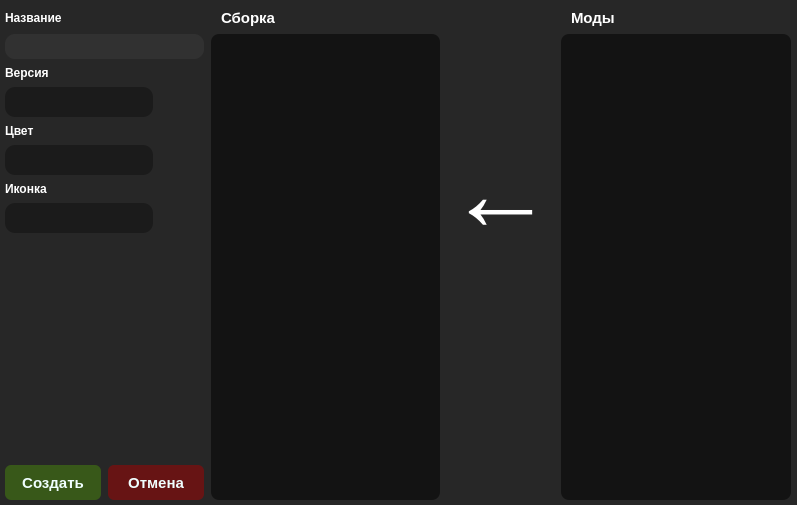
Above: assembly.ui from 69BooM96/Launcher before the change. Below: the same form after it.
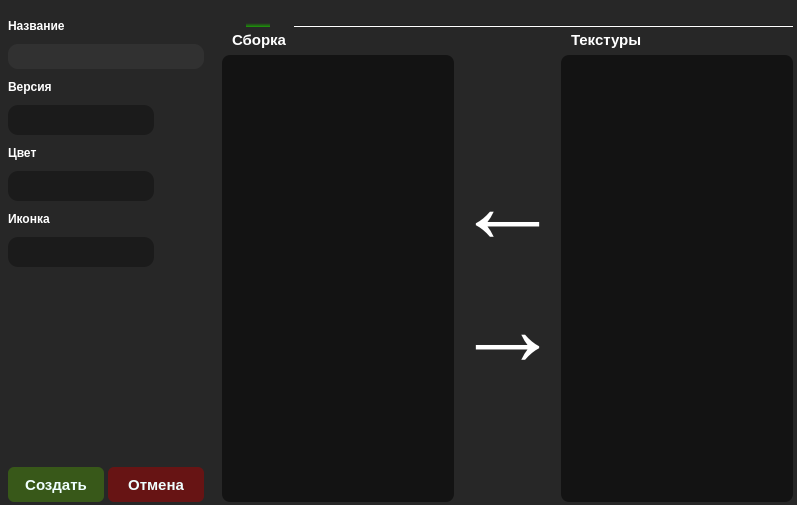
That is the form after the change. The open tabs and pages were chosen to show the change. Icons and pictures are not drawn.

The edit to the form file:
```diff
--- a/assembly.ui
+++ b/assembly.ui
@@ -20,21 +20,71 @@
   <widget class="QWidget" name="centralwidget">
    <layout class="QGridLayout" name="gridLayout">
     <property name="leftMargin">
+     <number>2</number>
+    </property>
+    <property name="topMargin">
+     <number>1</number>
+    </property>
+    <property name="rightMargin">
+     <number>4</number>
+    </property>
+    <property name="bottomMargin">
+     <number>3</number>
+    </property>
+    <property name="horizontalSpacing">
      <number>5</number>
     </property>
+    <property name="verticalSpacing">
+     <number>0</number>
+    </property>
+    <item row="0" column="2">
+     <widget class="QTabWidget" name="tabWidget">
+      <property name="styleSheet">
+       <string notr="true">QTabBar {
+	background-color: rgb(39, 39, 39);     
+}
+QTabBar::tab {
+	background-color: rgb(39, 39, 39);
+    color: rgb(200, 187, 179);
+}
+QTabBar::tab:selected {
+    background-color: rgb(39, 39, 39);
+	color: rgb(249, 249, 249);
+	background-color: qlineargradient(spread:pad, x1:0, y1:1, stop:0.01 rgb(30, 147, 10), stop:0.15 rgba(255, 255, 255, 0));
+}</string>
+      </property>
+      <property name="currentIndex">
+       <number>2</number>
+      </property>
+      <property name="iconSize">
+       <size>
+        <width>24</width>
+        <height>24</height>
+       </size>
+      </property>
+      <property name="documentMode">
+       <bool>true</bool>
+      </property>
+      <widget class="QWidget" name="tab">
+       <attribute name="icon">
+        <iconset>
+         <normalon>res/version.png</normalon>
+        </iconset>
+       </attribute>
+       <attribute name="title">
+        <string/>
+       </attribute>
+       <layout class="QGridLayout" name="gridLayout_2">
+        <property name="leftMargin">
+         <number>0</number>
+        </property>
     <property name="topMargin">
-     <number>9</number>
+         <number>4</number>
     </property>
     <property name="rightMargin">
      <number>6</number>
     </property>
-    <property name="bottomMargin">
-     <number>5</number>
-    </property>
-    <property name="spacing">
-     <number>7</number>
-    </property>
-    <item row="0" column="3">
+        <item row="0" column="0">
      <widget class="QLabel" name="label_7">
       <property name="font">
        <font>
@@ -54,52 +104,26 @@
       </property>
      </widget>
     </item>
-    <item row="1" column="0" colspan="3">
-     <widget class="QLineEdit" name="lineEdit">
-      <property name="minimumSize">
-       <size>
-        <width>0</width>
-        <height>25</height>
-       </size>
+        <item row="0" column="1" rowspan="2">
+         <widget class="QLabel" name="label">
+          <property name="enabled">
+           <bool>true</bool>
       </property>
       <property name="font">
        <font>
-        <pointsize>10</pointsize>
-        <weight>75</weight>
-        <bold>true</bold>
-       </font>
-      </property>
-      <property name="styleSheet">
-       <string notr="true">background-color: rgba(49, 49, 49);
-border-radius: 10px;
-color: rgb(230, 230, 230);</string>
-      </property>
-      <property name="text">
-       <string/>
-      </property>
-      <property name="alignment">
-       <set>Qt::AlignCenter</set>
-      </property>
-     </widget>
-    </item>
-    <item row="0" column="0" colspan="3">
-     <widget class="QLabel" name="label_3">
-      <property name="font">
-       <font>
-        <pointsize>9</pointsize>
-        <weight>75</weight>
-        <bold>true</bold>
+            <pointsize>80</pointsize>
        </font>
       </property>
       <property name="styleSheet">
        <string notr="true">color: rgb(255, 255, 255);</string>
       </property>
       <property name="text">
-       <string>Название</string>
+           <string>←
+→</string>
       </property>
      </widget>
     </item>
-    <item row="0" column="5">
+        <item row="0" column="2">
      <widget class="QLabel" name="label_6">
       <property name="font">
        <font>
@@ -112,6 +136,244 @@
        <string notr="true">color: rgb(255, 255, 255);</string>
       </property>
       <property name="text">
+           <string>Шейдеры</string>
+          </property>
+          <property name="indent">
+           <number>10</number>
+          </property>
+         </widget>
+        </item>
+        <item row="1" column="0">
+         <widget class="QListWidget" name="listWidget_2">
+          <property name="font">
+           <font>
+            <weight>75</weight>
+            <bold>true</bold>
+           </font>
+          </property>
+          <property name="styleSheet">
+           <string notr="true">background-color: rgb(0, 0, 0, 130);
+color: rgb(240, 255, 255);
+border-radius: 8px;</string>
+          </property>
+         </widget>
+        </item>
+        <item row="1" column="2">
+         <widget class="QListWidget" name="listWidget">
+          <property name="font">
+           <font>
+            <weight>75</weight>
+            <bold>true</bold>
+           </font>
+          </property>
+          <property name="styleSheet">
+           <string notr="true">background-color: rgb(0, 0, 0, 130);
+color: rgb(240, 255, 255);
+border-radius: 8px;</string>
+          </property>
+         </widget>
+        </item>
+       </layout>
+      </widget>
+      <widget class="QWidget" name="tab_2">
+       <attribute name="icon">
+        <iconset>
+         <normalon>res/version2.png</normalon>
+        </iconset>
+       </attribute>
+       <attribute name="title">
+        <string/>
+       </attribute>
+       <layout class="QGridLayout" name="gridLayout_3">
+        <property name="leftMargin">
+         <number>0</number>
+        </property>
+        <property name="topMargin">
+         <number>4</number>
+        </property>
+        <property name="rightMargin">
+         <number>0</number>
+        </property>
+        <property name="bottomMargin">
+         <number>0</number>
+        </property>
+        <property name="horizontalSpacing">
+         <number>0</number>
+        </property>
+        <property name="verticalSpacing">
+         <number>6</number>
+        </property>
+        <item row="0" column="0">
+         <widget class="QLabel" name="label_9">
+          <property name="font">
+           <font>
+            <pointsize>11</pointsize>
+            <weight>75</weight>
+            <bold>true</bold>
+           </font>
+          </property>
+          <property name="styleSheet">
+           <string notr="true">color: rgb(255, 255, 255);</string>
+          </property>
+          <property name="text">
+           <string>Сборка</string>
+          </property>
+          <property name="indent">
+           <number>10</number>
+          </property>
+         </widget>
+        </item>
+        <item row="0" column="1" rowspan="2">
+         <widget class="QLabel" name="label_8">
+          <property name="enabled">
+           <bool>true</bool>
+          </property>
+          <property name="font">
+           <font>
+            <pointsize>80</pointsize>
+           </font>
+          </property>
+          <property name="styleSheet">
+           <string notr="true">color: rgb(255, 255, 255);</string>
+          </property>
+          <property name="text">
+           <string>←
+→</string>
+          </property>
+         </widget>
+        </item>
+        <item row="0" column="2">
+         <widget class="QLabel" name="label_10">
+          <property name="font">
+           <font>
+            <pointsize>11</pointsize>
+            <weight>75</weight>
+            <bold>true</bold>
+           </font>
+          </property>
+          <property name="styleSheet">
+           <string notr="true">color: rgb(255, 255, 255);</string>
+          </property>
+          <property name="text">
+           <string>Текстуры</string>
+          </property>
+          <property name="indent">
+           <number>10</number>
+          </property>
+         </widget>
+        </item>
+        <item row="1" column="0">
+         <widget class="QListWidget" name="listWidget_4">
+          <property name="font">
+           <font>
+            <weight>75</weight>
+            <bold>true</bold>
+           </font>
+          </property>
+          <property name="styleSheet">
+           <string notr="true">background-color: rgb(0, 0, 0, 130);
+color: rgb(240, 255, 255);
+border-radius: 8px;</string>
+          </property>
+         </widget>
+        </item>
+        <item row="1" column="2">
+         <widget class="QListWidget" name="listWidget_3">
+          <property name="font">
+           <font>
+            <weight>75</weight>
+            <bold>true</bold>
+           </font>
+          </property>
+          <property name="styleSheet">
+           <string notr="true">background-color: rgb(0, 0, 0, 130);
+color: rgb(240, 255, 255);
+border-radius: 8px;</string>
+          </property>
+         </widget>
+        </item>
+       </layout>
+      </widget>
+      <widget class="QWidget" name="tab_3">
+       <attribute name="icon">
+        <iconset>
+         <normalon>res/curseforge.png</normalon>
+        </iconset>
+       </attribute>
+       <attribute name="title">
+        <string/>
+       </attribute>
+       <layout class="QGridLayout" name="gridLayout_4">
+        <property name="leftMargin">
+         <number>0</number>
+        </property>
+        <property name="topMargin">
+         <number>4</number>
+        </property>
+        <property name="rightMargin">
+         <number>0</number>
+        </property>
+        <property name="bottomMargin">
+         <number>0</number>
+        </property>
+        <property name="horizontalSpacing">
+         <number>0</number>
+        </property>
+        <property name="verticalSpacing">
+         <number>6</number>
+        </property>
+        <item row="0" column="0">
+         <widget class="QLabel" name="label_12">
+          <property name="font">
+           <font>
+            <pointsize>11</pointsize>
+            <weight>75</weight>
+            <bold>true</bold>
+           </font>
+          </property>
+          <property name="styleSheet">
+           <string notr="true">color: rgb(255, 255, 255);</string>
+          </property>
+          <property name="text">
+           <string>Сборка</string>
+          </property>
+          <property name="indent">
+           <number>10</number>
+          </property>
+         </widget>
+        </item>
+        <item row="0" column="1" rowspan="2">
+         <widget class="QLabel" name="label_11">
+          <property name="enabled">
+           <bool>true</bool>
+          </property>
+          <property name="font">
+           <font>
+            <pointsize>80</pointsize>
+           </font>
+          </property>
+          <property name="styleSheet">
+           <string notr="true">color: rgb(255, 255, 255);</string>
+          </property>
+          <property name="text">
+           <string>←
+→</string>
+          </property>
+         </widget>
+        </item>
+        <item row="0" column="2">
+         <widget class="QLabel" name="label_13">
+          <property name="font">
+           <font>
+            <pointsize>11</pointsize>
+            <weight>75</weight>
+            <bold>true</bold>
+           </font>
+          </property>
+          <property name="styleSheet">
+           <string notr="true">color: rgb(255, 255, 255);</string>
+          </property>
+          <property name="text">
        <string>Моды</string>
       </property>
       <property name="indent">
@@ -119,8 +381,14 @@
       </property>
      </widget>
     </item>
-    <item row="1" column="3" rowspan="9">
-     <widget class="QListView" name="listView_2">
+        <item row="1" column="0">
+         <widget class="QListWidget" name="listWidget_6">
+          <property name="font">
+           <font>
+            <weight>75</weight>
+            <bold>true</bold>
+           </font>
+          </property>
       <property name="styleSheet">
        <string notr="true">background-color: rgb(0, 0, 0, 130);
 color: rgb(240, 255, 255);
@@ -128,36 +396,40 @@
       </property>
      </widget>
     </item>
-    <item row="0" column="4" rowspan="10">
-     <widget class="QLabel" name="label">
-      <property name="enabled">
-       <bool>true</bool>
-      </property>
+        <item row="1" column="2">
+         <widget class="QListWidget" name="listWidget_5">
       <property name="font">
        <font>
         <pointsize>80</pointsize>
        </font>
       </property>
       <property name="styleSheet">
-       <string notr="true">color: rgb(255, 255, 255);</string>
-      </property>
-      <property name="text">
-       <string>←
-</string>
-      </property>
-     </widget>
-    </item>
-    <item row="1" column="5" rowspan="9">
-     <widget class="QListView" name="listView">
-      <property name="styleSheet">
        <string notr="true">background-color: rgb(0, 0, 0, 130);
 color: rgb(240, 255, 255);
 border-radius: 8px;</string>
       </property>
      </widget>
     </item>
-    <item row="2" column="0" colspan="3">
-     <widget class="QLabel" name="label_2">
+       </layout>
+      </widget>
+     </widget>
+    </item>
+    <item row="0" column="0">
+     <layout class="QGridLayout" name="gridLayout_5">
+      <property name="leftMargin">
+       <number>6</number>
+      </property>
+      <property name="topMargin">
+       <number>18</number>
+      </property>
+      <property name="horizontalSpacing">
+       <number>4</number>
+      </property>
+      <property name="verticalSpacing">
+       <number>11</number>
+      </property>
+      <item row="7" column="0" colspan="5">
+       <widget class="QLabel" name="label_5">
       <property name="font">
        <font>
         <pointsize>9</pointsize>
@@ -169,10 +441,88 @@
        <string notr="true">color: rgb(255, 255, 255);</string>
       </property>
       <property name="text">
-       <string>Версия</string>
+         <string>Иконка</string>
       </property>
      </widget>
     </item>
+      <item row="9" column="0" colspan="2">
+       <widget class="QComboBox" name="comboBox_3">
+        <property name="minimumSize">
+         <size>
+          <width>99</width>
+          <height>30</height>
+         </size>
+        </property>
+        <property name="styleSheet">
+         <string notr="true">QComboBox {
+    border-radius: 10px;
+    padding: 1px 18px 1px 3px;
+    min-width: 6em;
+	color: rgb(255, 255, 255, 0);
+	
+}
+
+QComboBox:!editable, QComboBox::drop-down:editable {
+	background-color: rgba(0, 0, 0, 80);
+}
+
+QComboBox:!editable:on, QComboBox::drop-down:editable:on {
+    background-color: rgba(49, 49, 49, 140);
+}
+
+QComboBox::drop-down {
+    subcontrol-origin: padding;
+    subcontrol-position: top right;
+    width: 15px;
+    border-left-color: darkgray;
+    border-left-style: solid;
+    border-top-right-radius: 3px;
+    border-bottom-right-radius: 3px;
+}
+
+QComboBox::down-arrow {
+	image: url(C:/Users/студент.BestLaptop-ПК/Desktop/лаунчер/res/open.png);
+}
+
+QComboBox::down-arrow:on {
+    top: 0px;
+    left: 0px;
+}
+
+QComboBox QAbstractItemView {
+    border: 3px solid rgb(30, 30, 30);
+    selection-background-color: rgba(85, 170, 0, 94);
+	color: rgb(255, 255, 255);
+    border-radius: 10px;
+	background-color: rgba(59, 59, 59);
+}
+
+QComboBox:editable {
+	background-color: rgb(30, 30, 30);
+}
+
+QComboBox:on {
+    padding-bottom: 5px;
+}</string>
+        </property>
+        <property name="iconSize">
+         <size>
+          <width>39</width>
+          <height>24</height>
+         </size>
+        </property>
+        <item>
+         <property name="text">
+          <string/>
+         </property>
+         <property name="icon">
+          <iconset>
+           <normalon>res/icon/acacia_trapdoor.png</normalon>
+          </iconset>
+         </property>
+        </item>
+       </widget>
+      </item>
     <item row="3" column="0" colspan="2">
      <widget class="QComboBox" name="comboBox">
       <property name="minimumSize">
@@ -183,7 +533,9 @@
       </property>
       <property name="font">
        <font>
-        <pointsize>13</pointsize>
+          <pointsize>9</pointsize>
+          <weight>75</weight>
+          <bold>true</bold>
        </font>
       </property>
       <property name="styleSheet">
@@ -240,23 +592,6 @@
       </property>
      </widget>
     </item>
-    <item row="4" column="0" colspan="3">
-     <widget class="QLabel" name="label_4">
-      <property name="font">
-       <font>
-        <pointsize>9</pointsize>
-        <weight>75</weight>
-        <bold>true</bold>
-       </font>
-      </property>
-      <property name="styleSheet">
-       <string notr="true">color: rgb(255, 255, 255);</string>
-      </property>
-      <property name="text">
-       <string>Цвет</string>
-      </property>
-     </widget>
-    </item>
     <item row="5" column="0" colspan="2">
      <widget class="QComboBox" name="comboBox_2">
       <property name="minimumSize">
@@ -265,62 +600,6 @@
         <height>30</height>
        </size>
       </property>
-      <property name="styleSheet">
-       <string notr="true">QComboBox {
-    border-radius: 10px;
-    padding: 1px 18px 1px 3px;
-    min-width: 6em;
-	color: rgb(255, 255, 255);
-	
-}
-
-QComboBox:!editable, QComboBox::drop-down:editable {
-	background-color: rgba(0, 0, 0, 80);
-}
-
-QComboBox:!editable:on, QComboBox::drop-down:editable:on {
-    background-color: rgba(49, 49, 49, 140);
-}
-
-QComboBox::drop-down {
-    subcontrol-origin: padding;
-    subcontrol-position: top right;
-    width: 15px;
-    border-left-color: darkgray;
-    border-left-style: solid;
-    border-top-right-radius: 3px;
-    border-bottom-right-radius: 3px;
-}
-
-QComboBox::down-arrow {
-	image: url(C:/Users/студент.BestLaptop-ПК/Desktop/лаунчер/res/open.png);
-}
-
-QComboBox::down-arrow:on {
-    top: 0px;
-    left: 0px;
-}
-
-QComboBox QAbstractItemView {
-    border: 3px solid rgb(30, 30, 30);
-    selection-background-color: rgba(85, 170, 0, 94);
-	color: rgb(255, 255, 255);
-    border-radius: 10px;
-	background-color: rgba(59, 59, 59);
-}
-
-QComboBox:editable {
-	background-color: rgb(30, 30, 30);
-}
-
-QComboBox:on {
-    padding-bottom: 5px;
-}</string>
-      </property>
-     </widget>
-    </item>
-    <item row="6" column="0" colspan="3">
-     <widget class="QLabel" name="label_5">
       <property name="font">
        <font>
         <pointsize>9</pointsize>
@@ -329,22 +608,6 @@
        </font>
       </property>
       <property name="styleSheet">
-       <string notr="true">color: rgb(255, 255, 255);</string>
-      </property>
-      <property name="text">
-       <string>Иконка</string>
-      </property>
-     </widget>
-    </item>
-    <item row="7" column="0" colspan="2">
-     <widget class="QComboBox" name="comboBox_3">
-      <property name="minimumSize">
-       <size>
-        <width>99</width>
-        <height>30</height>
-       </size>
-      </property>
-      <property name="styleSheet">
        <string notr="true">QComboBox {
     border-radius: 10px;
     padding: 1px 18px 1px 3px;
@@ -398,7 +661,7 @@
       </property>
      </widget>
     </item>
-    <item row="8" column="0">
+      <item row="10" column="0">
      <spacer name="verticalSpacer">
       <property name="orientation">
        <enum>Qt::Vertical</enum>
@@ -411,7 +674,7 @@
       </property>
      </spacer>
     </item>
-    <item row="9" column="0">
+      <item row="11" column="0">
      <widget class="QPushButton" name="pushButton">
       <property name="minimumSize">
        <size>
@@ -436,7 +699,90 @@
       </property>
      </widget>
     </item>
-    <item row="9" column="1" colspan="2">
+      <item row="9" column="3">
+       <widget class="QLabel" name="label_14">
+        <property name="minimumSize">
+         <size>
+          <width>5</width>
+          <height>0</height>
+         </size>
+        </property>
+        <property name="styleSheet">
+         <string notr="true">background-color: rgba(0, 0, 0, 0);</string>
+        </property>
+        <property name="text">
+         <string/>
+        </property>
+       </widget>
+      </item>
+      <item row="4" column="0" colspan="5">
+       <widget class="QLabel" name="label_4">
+        <property name="font">
+         <font>
+          <pointsize>9</pointsize>
+          <weight>75</weight>
+          <bold>true</bold>
+         </font>
+        </property>
+        <property name="styleSheet">
+         <string notr="true">color: rgb(255, 255, 255);</string>
+        </property>
+        <property name="text">
+         <string>Цвет</string>
+        </property>
+       </widget>
+      </item>
+      <item row="2" column="0" colspan="5">
+       <widget class="QLabel" name="label_2">
+        <property name="font">
+         <font>
+          <pointsize>9</pointsize>
+          <weight>75</weight>
+          <bold>true</bold>
+         </font>
+        </property>
+        <property name="styleSheet">
+         <string notr="true">color: rgb(255, 255, 255);</string>
+        </property>
+        <property name="text">
+         <string>Версия</string>
+        </property>
+       </widget>
+      </item>
+      <item row="0" column="0" colspan="5">
+       <widget class="QLabel" name="label_3">
+        <property name="font">
+         <font>
+          <pointsize>9</pointsize>
+          <weight>75</weight>
+          <bold>true</bold>
+         </font>
+        </property>
+        <property name="styleSheet">
+         <string notr="true">color: rgb(255, 255, 255);</string>
+        </property>
+        <property name="text">
+         <string>Название</string>
+        </property>
+       </widget>
+      </item>
+      <item row="9" column="2">
+       <widget class="QLabel" name="label_15">
+        <property name="minimumSize">
+         <size>
+          <width>35</width>
+          <height>0</height>
+         </size>
+        </property>
+        <property name="styleSheet">
+         <string notr="true">background-color: rgba(0, 0, 0, 0);</string>
+        </property>
+        <property name="text">
+         <string/>
+        </property>
+       </widget>
+      </item>
+      <item row="11" column="1" colspan="2">
      <widget class="QPushButton" name="pushButton_2">
       <property name="minimumSize">
        <size>
@@ -460,6 +806,36 @@
        <string>Отмена</string>
       </property>
      </widget>
+      </item>
+      <item row="1" column="0" colspan="3">
+       <widget class="QLineEdit" name="lineEdit">
+        <property name="minimumSize">
+         <size>
+          <width>0</width>
+          <height>25</height>
+         </size>
+        </property>
+        <property name="font">
+         <font>
+          <pointsize>10</pointsize>
+          <weight>75</weight>
+          <bold>true</bold>
+         </font>
+        </property>
+        <property name="styleSheet">
+         <string notr="true">background-color: rgba(49, 49, 49);
+border-radius: 10px;
+color: rgb(230, 230, 230);</string>
+        </property>
+        <property name="text">
+         <string/>
+        </property>
+        <property name="alignment">
+         <set>Qt::AlignCenter</set>
+        </property>
+       </widget>
+      </item>
+     </layout>
     </item>
    </layout>
   </widget>
```
Left out of the diff: 12 changed lines with no effect on the pictures. Lines whose indentation alone changed are shown as unchanged.
